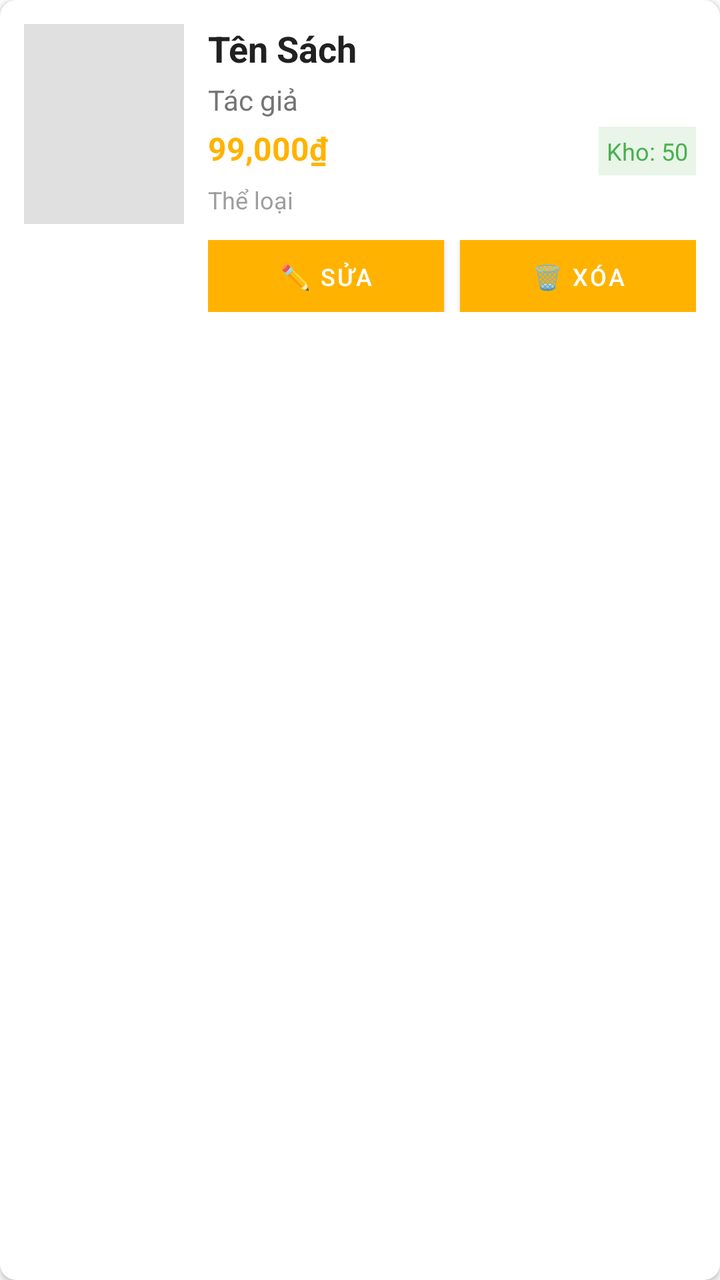
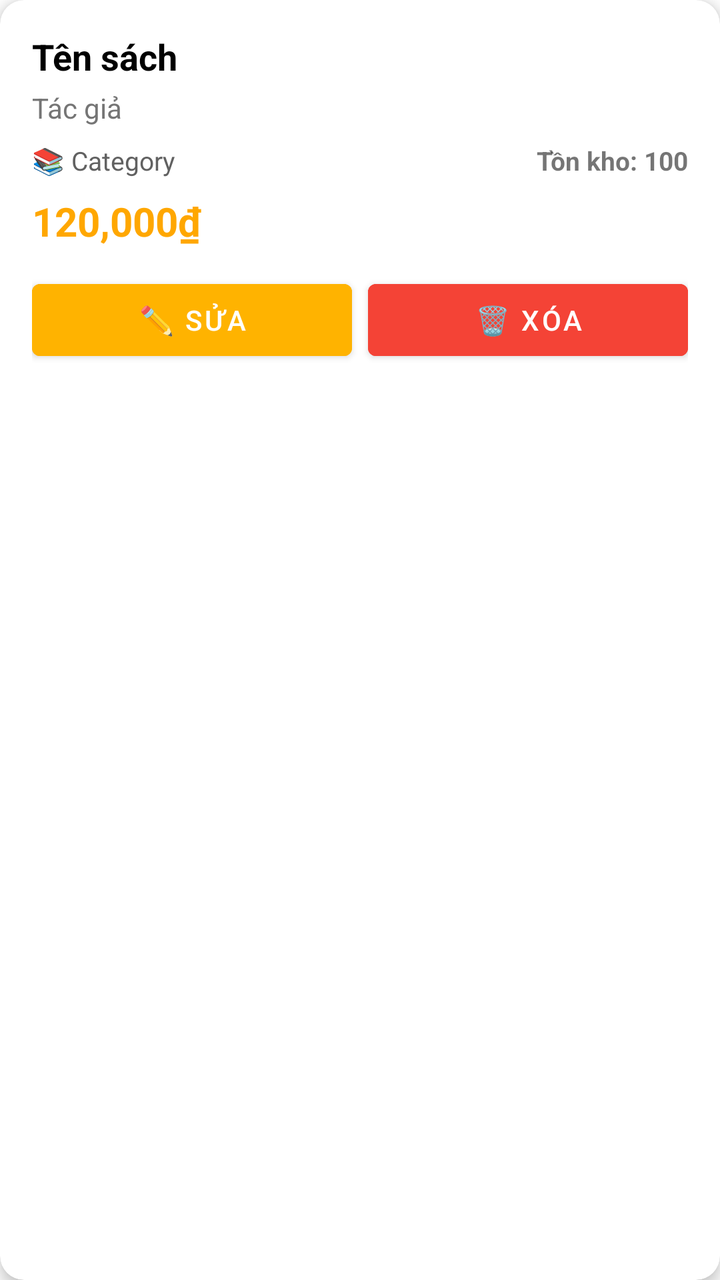

An Android layout rendered at two revisions. The XML below is the earlier revision; the diff shows what the commit changed to produce the second picture.
<!-- AndroidManifest.xml: application theme Theme.Bookstore -->
<!-- res/layout/item_admin_product.xml -->
<?xml version="1.0" encoding="utf-8"?>
<androidx.cardview.widget.CardView xmlns:android="http://schemas.android.com/apk/res/android"
    xmlns:app="http://schemas.android.com/apk/res-auto"
    android:layout_width="match_parent"
    android:layout_height="wrap_content"
    android:layout_margin="8dp"
    android:elevation="4dp"
    app:cardCornerRadius="8dp">

    <LinearLayout
        android:layout_width="match_parent"
        android:layout_height="wrap_content"
        android:orientation="horizontal"
        android:padding="12dp">

        <ImageView
            android:id="@+id/admin_book_image"
            android:layout_width="80dp"
            android:layout_height="100dp"
            android:scaleType="centerCrop"
            android:background="#E0E0E0"
            android:layout_marginEnd="12dp" />

        <LinearLayout
            android:layout_width="0dp"
            android:layout_height="wrap_content"
            android:layout_weight="1"
            android:orientation="vertical">

            <TextView
                android:id="@+id/admin_book_title"
                android:layout_width="match_parent"
                android:layout_height="wrap_content"
                android:text="Tên Sách"
                android:textSize="18sp"
                android:textStyle="bold"
                android:textColor="#212121"
                android:maxLines="2"
                android:ellipsize="end" />

            <TextView
                android:id="@+id/admin_book_author"
                android:layout_width="match_parent"
                android:layout_height="wrap_content"
                android:text="Tác giả"
                android:textSize="14sp"
                android:textColor="#757575"
                android:layout_marginTop="4dp" />

            <LinearLayout
                android:layout_width="match_parent"
                android:layout_height="wrap_content"
                android:orientation="horizontal"
                android:layout_marginTop="4dp">

                <TextView
                    android:id="@+id/admin_book_price"
                    android:layout_width="0dp"
                    android:layout_height="wrap_content"
                    android:layout_weight="1"
                    android:text="99,000₫"
                    android:textSize="16sp"
                    android:textStyle="bold"
                    android:textColor="@color/amber_600" />

                <TextView
                    android:id="@+id/admin_book_stock"
                    android:layout_width="wrap_content"
                    android:layout_height="wrap_content"
                    android:text="Kho: 50"
                    android:textSize="12sp"
                    android:textColor="#4CAF50"
                    android:background="#E8F5E8"
                    android:padding="4dp"
                    android:layout_marginStart="8dp" />
            </LinearLayout>

            <TextView
                android:id="@+id/admin_book_category"
                android:layout_width="match_parent"
                android:layout_height="wrap_content"
                android:text="Thể loại"
                android:textSize="12sp"
                android:textColor="#9E9E9E"
                android:layout_marginTop="4dp" />

            <LinearLayout
                android:layout_width="match_parent"
                android:layout_height="wrap_content"
                android:orientation="horizontal"
                android:layout_marginTop="12dp">

                <Button
                    android:id="@+id/admin_edit_btn"
                    android:layout_width="0dp"
                    android:layout_height="36dp"
                    android:layout_weight="1"
                    android:text="✏️ Sửa"
                    android:textSize="12sp"
                    android:textColor="@color/white"
                    android:background="@color/amber_600"
                    android:layout_marginEnd="4dp" />

                <Button
                    android:id="@+id/admin_delete_btn"
                    android:layout_width="0dp"
                    android:layout_height="36dp"
                    android:layout_weight="1"
                    android:text="🗑️ Xóa"
                    android:textSize="12sp"
                    android:textColor="@color/white"
                    android:background="#F44336"
                    android:layout_marginStart="4dp" />
            </LinearLayout>
        </LinearLayout>
    </LinearLayout>
</androidx.cardview.widget.CardView>
<!-- resources referenced by this layout -->
<resources>
  <color name="amber_600">#FFB300</color>
  <color name="white">#FFFFFFFF</color>
  <style name="Theme.Bookstore" parent="Theme.MaterialComponents.DayNight.NoActionBar">
          
          <item name="colorPrimary">@color/amber_600</item>
          <item name="colorPrimaryVariant">@color/amber_700</item>
          <item name="colorOnPrimary">@color/white</item>
          
          <item name="colorSecondary">@color/amber_200</item>
          <item name="colorSecondaryVariant">@color/amber_500</item>
          <item name="colorOnSecondary">@color/black</item>
          
          <item name="android:statusBarColor">?attr/colorPrimaryVariant</item>
          <item name="android:windowLightStatusBar">false</item>
      </style>
  <color name="amber_700">#FFA700</color>
  <color name="amber_200">#FFDAB3</color>
  <color name="amber_500">#FFBB48</color>
  <color name="black">#FF000000</color>
</resources>

<!-- the commit's change to res/layout/item_admin_product.xml (unified diff, before → after) -->
@@ -4,114 +4,93 @@
     android:layout_width="match_parent"
     android:layout_height="wrap_content"
     android:layout_margin="8dp"
-    android:elevation="4dp"
-    app:cardCornerRadius="8dp">
+    app:cardCornerRadius="12dp"
+    app:cardElevation="4dp">
 
     <LinearLayout
         android:layout_width="match_parent"
         android:layout_height="wrap_content"
-        android:orientation="horizontal"
-        android:padding="12dp">
+        android:orientation="vertical"
+        android:padding="16dp">
 
-        <ImageView
-            android:id="@+id/admin_book_image"
-            android:layout_width="80dp"
-            android:layout_height="100dp"
-            android:scaleType="centerCrop"
-            android:background="#E0E0E0"
-            android:layout_marginEnd="12dp" />
+        <TextView
+            android:id="@+id/product_title"
+            android:layout_width="match_parent"
+            android:layout_height="wrap_content"
+            android:text="Tên sách"
+            android:textSize="18sp"
+            android:textStyle="bold"
+            android:textColor="@color/black" />
+
+        <TextView
+            android:id="@+id/product_author"
+            android:layout_width="match_parent"
+            android:layout_height="wrap_content"
+            android:text="Tác giả"
+            android:textSize="14sp"
+            android:textColor="#757575"
+            android:layout_marginTop="4dp" />
 
         <LinearLayout
-            android:layout_width="0dp"
+            android:layout_width="match_parent"
             android:layout_height="wrap_content"
-            android:layout_weight="1"
-            android:orientation="vertical">
+            android:orientation="horizontal"
+            android:layout_marginTop="8dp">
 
             <TextView
-                android:id="@+id/admin_book_title"
-                android:layout_width="match_parent"
+                android:id="@+id/product_category"
+                android:layout_width="0dp"
                 android:layout_height="wrap_content"
-                android:text="Tên Sách"
-                android:textSize="18sp"
-                android:textStyle="bold"
-                android:textColor="#212121"
-                android:maxLines="2"
-                android:ellipsize="end" />
+                android:layout_weight="1"
+                android:text="📚 Category"
+                android:textSize="13sp"
+                android:textColor="#616161" />
 
             <TextView
-                android:id="@+id/admin_book_author"
-                android:layout_width="match_parent"
+                android:id="@+id/product_stock"
+                android:layout_width="wrap_content"
                 android:layout_height="wrap_content"
-                android:text="Tác giả"
-                android:textSize="14sp"
-                android:textColor="#757575"
-                android:layout_marginTop="4dp" />
+                android:text="Tồn kho: 100"
+                android:textSize="13sp"
+                android:textStyle="bold" />
+        </LinearLayout>
 
-            <LinearLayout
-                android:layout_width="match_parent"
+        <TextView
+            android:id="@+id/product_price"
+            android:layout_width="match_parent"
+            android:layout_height="wrap_content"
+            android:text="120,000₫"
+            android:textSize="20sp"
+            android:textStyle="bold"
+            android:textColor="@color/amber_700"
+            android:layout_marginTop="8dp" />
+
+        <LinearLayout
+            android:layout_width="match_parent"
+            android:layout_height="wrap_content"
+            android:orientation="horizontal"
+            android:layout_marginTop="12dp">
+
+            <Button
+                android:id="@+id/btn_edit_product"
+                android:layout_width="0dp"
                 android:layout_height="wrap_content"
-                android:orientation="horizontal"
-                android:layout_marginTop="4dp">
+                android:layout_weight="1"
+                android:text="✏️ Sửa"
+                android:textColor="@color/white"
+                android:backgroundTint="@color/amber_600"
+                android:layout_marginEnd="8dp" />
 
-                <TextView
-                    android:id="@+id/admin_book_price"
-                    android:layout_width="0dp"
-                    android:layout_height="wrap_content"
-                    android:layout_weight="1"
-                    android:text="99,000₫"
-                    android:textSize="16sp"
-                    android:textStyle="bold"
-                    android:textColor="@color/amber_600" />
+            <Button
+                android:id="@+id/btn_delete_product"
+                android:layout_width="0dp"
+                android:layout_height="wrap_content"
+                android:layout_weight="1"
+                android:text="🗑️ Xóa"
+                android:textColor="@color/white"
+                android:backgroundTint="#F44336" />
+        </LinearLayout>
 
-                <TextView
-                    android:id="@+id/admin_book_stock"
-                    android:layout_width="wrap_content"
-                    android:layout_height="wrap_content"
-                    android:text="Kho: 50"
-                    android:textSize="12sp"
-                    android:textColor="#4CAF50"
-                    android:background="#E8F5E8"
-                    android:padding="4dp"
-                    android:layout_marginStart="8dp" />
-            </LinearLayout>
+    </LinearLayout>
 
-            <TextView
-                android:id="@+id/admin_book_category"
-                android:layout_width="match_parent"
-                android:layout_height="wrap_content"
-                android:text="Thể loại"
-                android:textSize="12sp"
-                android:textColor="#9E9E9E"
-                android:layout_marginTop="4dp" />
-
-            <LinearLayout
-                android:layout_width="match_parent"
-                android:layout_height="wrap_content"
-                android:orientation="horizontal"
-                android:layout_marginTop="12dp">
-
-                <Button
-                    android:id="@+id/admin_edit_btn"
-                    android:layout_width="0dp"
-                    android:layout_height="36dp"
-                    android:layout_weight="1"
-                    android:text="✏️ Sửa"
-                    android:textSize="12sp"
-                    android:textColor="@color/white"
-                    android:background="@color/amber_600"
-                    android:layout_marginEnd="4dp" />
-
-                <Button
-                    android:id="@+id/admin_delete_btn"
-                    android:layout_width="0dp"
-                    android:layout_height="36dp"
-                    android:layout_weight="1"
-                    android:text="🗑️ Xóa"
-                    android:textSize="12sp"
-                    android:textColor="@color/white"
-                    android:background="#F44336"
-                    android:layout_marginStart="4dp" />
-            </LinearLayout>
-        </LinearLayout>
-    </LinearLayout>
 </androidx.cardview.widget.CardView>
